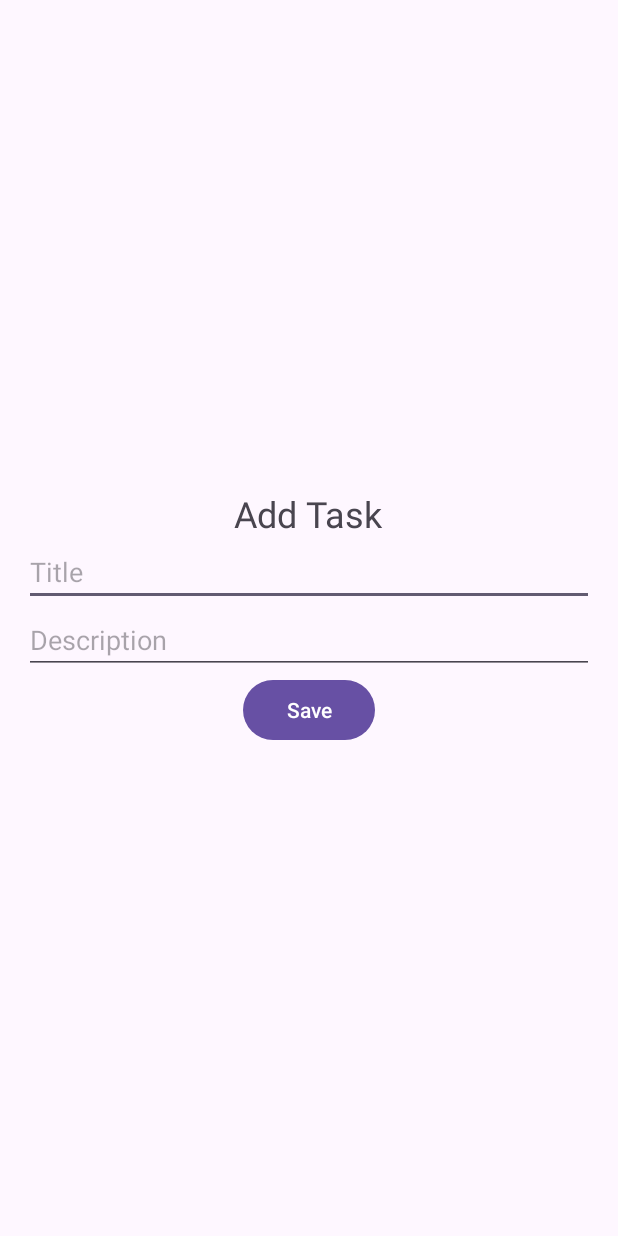
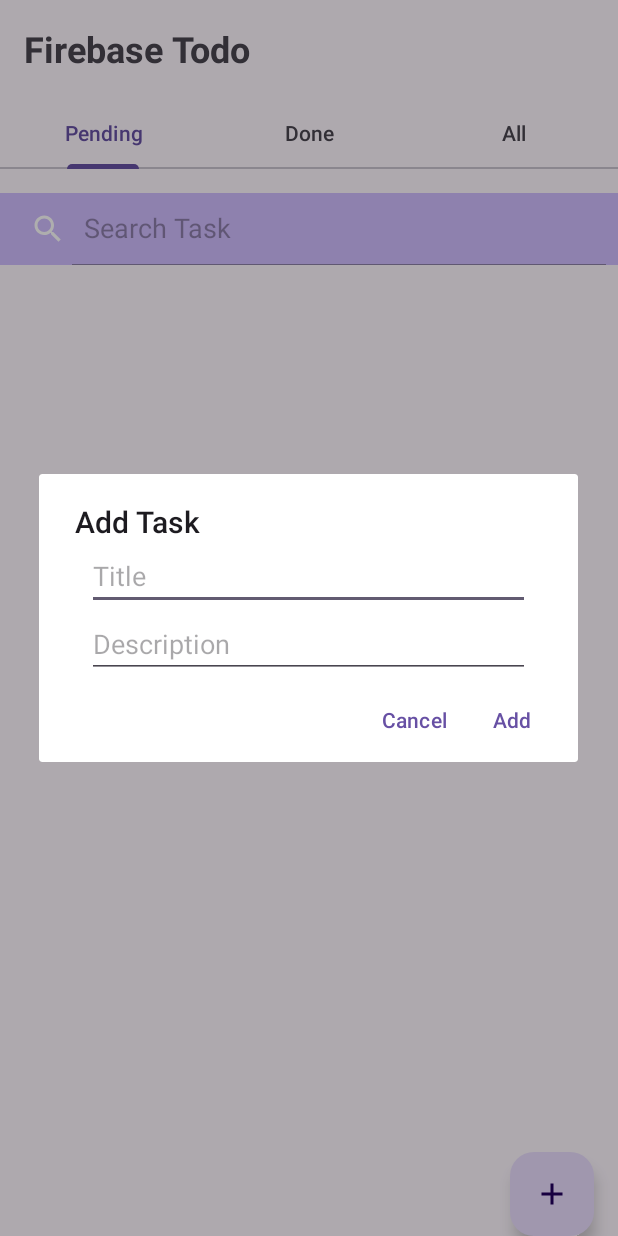
Before and after one commit to sif-zia/FirebaseTodo, an Android app: the screen it shows after launch (AddTask before the commit, MainActivity after it), after a tap on "Add Task", on a phone screen of 412 x 824 dp. Run offline under Robolectric (Android 15) with nearby library versions, the phone set to English and light mode, and no system bars; our stand-ins replace Firebase (no records; nobody signed in at launch, a user with empty details on screens opened directly).

Commit message:
Added AlertDialog with Custom View

```diff
--- a/app/src/main/java/com/example/firebasetodo/MainActivity.java
+++ b/app/src/main/java/com/example/firebasetodo/MainActivity.java
@@ -1,16 +1,19 @@
 package com.example.firebasetodo;
 
+import android.content.DialogInterface;
 import android.content.Intent;
 import android.os.Bundle;
 import android.view.LayoutInflater;
 import android.view.View;
 import android.view.ViewGroup;
 import android.widget.Button;
+import android.widget.EditText;
 import android.widget.SearchView;
 import android.widget.Toast;
 
 import androidx.activity.EdgeToEdge;
 import androidx.annotation.NonNull;
+import androidx.appcompat.app.AlertDialog;
 import androidx.appcompat.app.AppCompatActivity;
 import androidx.core.graphics.Insets;
 import androidx.core.view.ViewCompat;
@@ -33,6 +36,7 @@ import com.google.firebase.database.FirebaseDatabase;
 import com.google.firebase.database.Query;
 import com.google.firebase.database.ValueEventListener;
 
+import java.time.LocalDateTime;
 import java.util.ArrayList;
 
 public class MainActivity extends AppCompatActivity {
@@ -98,8 +102,52 @@ public class MainActivity extends AppCompatActivity {
 
 
         addButton.setOnClickListener(v -> {
-            Intent intent = new Intent(MainActivity.this, AddTask.class);
-            startActivity(intent);
+            createCustomDialog();
         });
     }
+
+    private void createCustomDialog() {
+        View view = LayoutInflater.from(this).inflate(R.layout.add_task_dialog, null);
+
+        EditText titleEditText = view.findViewById(R.id.etd_title);
+        EditText descriptionEditText = view.findViewById(R.id.etd_desc);
+
+        AlertDialog.Builder builder = new AlertDialog.Builder(this);
+
+        builder.setView(view)
+                .setTitle("Add Task")
+                .setPositiveButton("Add", (dialog, which) -> {
+                    ((AlertDialog)dialog).getButton(AlertDialog.BUTTON_POSITIVE).setEnabled(false);
+                    saveTask(titleEditText.getText().toString(), descriptionEditText.getText().toString(), dialog);
+                })
+                .setNegativeButton("Cancel", (dialog, which) -> dialog.dismiss());
+
+        builder.create().show();
+    }
+
+    public void saveTask(String title, String desc, DialogInterface dialog) {
+        if (title.isEmpty() || desc.isEmpty()) {
+            Toast.makeText(this, "Please fill all fields", Toast.LENGTH_SHORT).show();
+            ((AlertDialog)dialog).getButton(AlertDialog.BUTTON_POSITIVE).setEnabled(true);
+            return;
+        }
+
+        Task task = new Task(title, desc, LocalDateTime.now().toString()); // Use a simpler timestamp
+
+        FirebaseDatabase.getInstance().getReference("tasks")
+                .push()
+                .setValue(task)
+                .addOnCompleteListener(task1 -> {
+                    if (task1.isSuccessful()) {
+                        Toast.makeText(this, "Task added successfully", Toast.LENGTH_SHORT).show();
+                    } else {
+                        Toast.makeText(this, "Failed to add task", Toast.LENGTH_SHORT).show();
+                    }
+                    dialog.dismiss();
+                })
+                .addOnFailureListener(e -> {
+                    Toast.makeText(this, "Failed: " + e.getMessage(), Toast.LENGTH_SHORT).show();
+                    dialog.dismiss();
+                });
+    }
 }
--- /dev/null
+++ b/app/src/main/res/layout/add_task_dialog.xml
@@ -0,0 +1,19 @@
+<?xml version="1.0" encoding="utf-8"?>
+<LinearLayout xmlns:android="http://schemas.android.com/apk/res/android"
+    android:orientation="vertical"
+    android:layout_width="match_parent"
+    android:layout_height="match_parent"
+    android:paddingHorizontal="32dp">
+
+    <EditText
+        android:id="@+id/etd_title"
+        android:layout_width="match_parent"
+        android:layout_height="wrap_content"
+        android:hint="Title"/>
+
+    <EditText
+        android:id="@+id/etd_desc"
+        android:layout_width="match_parent"
+        android:layout_height="wrap_content"
+        android:hint="Description"/>
+</LinearLayout>
```
Also changed, not shown: app/src/main/java/com/example/firebasetodo/TaskAdapter.java (+17 -0 lines), app/src/main/java/com/example/firebasetodo/TaskListViewAdapter.java (+11 -0 lines).
